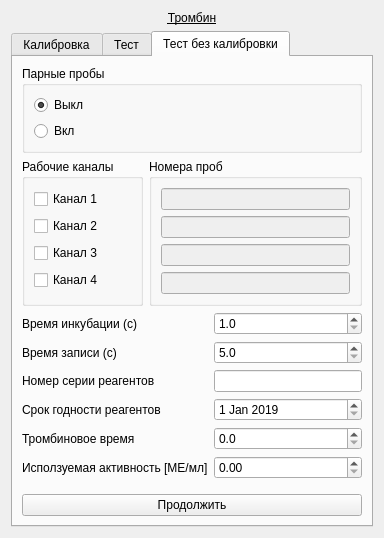
Qt form choisedialog/ko4.ui (krang4d/Agrekola) before a commit.
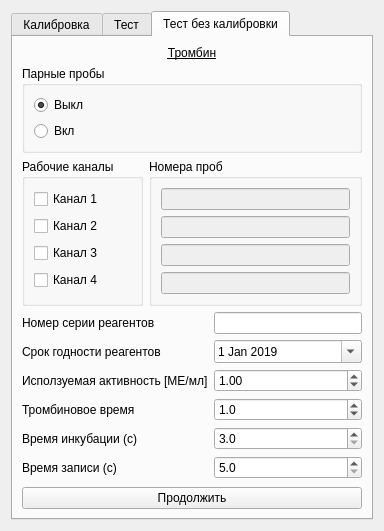
The same form after that commit.

Commit message: fix limits of all input date in the dialog widgets

Diff of the .ui file:
```diff
--- a/choisedialog/ko4.ui
+++ b/choisedialog/ko4.ui
@@ -14,16 +14,6 @@
    <string>Form</string>
   </property>
   <layout class="QVBoxLayout" name="verticalLayout_4">
-   <item>
-    <widget class="QLabel" name="label_ko4">
-     <property name="text">
-      <string>&lt;html&gt;&lt;head/&gt;&lt;body&gt;&lt;p&gt;&lt;span style=&quot; text-decoration: underline;&quot;&gt;Тромбин&lt;/span&gt;&lt;/p&gt;&lt;/body&gt;&lt;/html&gt;</string>
-     </property>
-     <property name="alignment">
-      <set>Qt::AlignCenter</set>
-     </property>
-    </widget>
-   </item>
    <item>
     <widget class="QTabWidget" name="tabWidget">
      <property name="currentIndex">
@@ -401,7 +391,17 @@
       <attribute name="title">
        <string>Тест без калибровки</string>
       </attribute>
-      <layout class="QVBoxLayout" name="verticalLayout_9">
+      <layout class="QVBoxLayout" name="verticalLayout_24">
+       <item>
+        <widget class="QLabel" name="label_ko4">
+         <property name="text">
+          <string>&lt;html&gt;&lt;head/&gt;&lt;body&gt;&lt;p&gt;&lt;span style=&quot; text-decoration: underline;&quot;&gt;Тромбин&lt;/span&gt;&lt;/p&gt;&lt;/body&gt;&lt;/html&gt;</string>
+         </property>
+         <property name="alignment">
+          <set>Qt::AlignCenter</set>
+         </property>
+        </widget>
+       </item>
        <item>
         <widget class="QGroupBox" name="groupBox_test2Probe">
          <property name="sizePolicy">
@@ -519,48 +519,18 @@
         </layout>
        </item>
        <item>
-        <layout class="QFormLayout" name="formLayout_test2">
+        <layout class="QFormLayout" name="formLayout_3">
          <item row="0" column="0">
-          <widget class="QLabel" name="label_test2_0">
-           <property name="text">
-            <string>Время инкубации (с)</string>
-           </property>
-          </widget>
-         </item>
-         <item row="0" column="1">
-          <widget class="QDoubleSpinBox" name="doubleSpinBox_test2IncubeTime">
-           <property name="decimals">
-            <number>1</number>
-           </property>
-           <property name="minimum">
-            <double>1.000000000000000</double>
-           </property>
-           <property name="maximum">
-            <double>300.000000000000000</double>
-           </property>
-          </widget>
-         </item>
-         <item row="1" column="0">
-          <widget class="QLabel" name="label_test2_1">
-           <property name="text">
-            <string>Время записи (с)</string>
-           </property>
-           <property name="buddy">
-            <cstring>lineEdit_time</cstring>
-           </property>
-          </widget>
-         </item>
-         <item row="2" column="0">
           <widget class="QLabel" name="label_test2_3">
            <property name="text">
             <string>Номер серии реагентов</string>
            </property>
           </widget>
          </item>
-         <item row="2" column="1">
+         <item row="0" column="1">
           <widget class="QLineEdit" name="lineEdit_test2ReagentSerial"/>
          </item>
-         <item row="3" column="0">
+         <item row="1" column="0">
           <widget class="QLabel" name="label_test2_4">
            <property name="minimumSize">
             <size>
@@ -573,8 +543,11 @@
            </property>
           </widget>
          </item>
-         <item row="3" column="1">
+         <item row="1" column="1">
           <widget class="QDateEdit" name="dateEdit_test2Reagent">
+           <property name="calendarPopup">
+            <bool>true</bool>
+           </property>
            <property name="date">
             <date>
              <year>2019</year>
@@ -584,7 +557,24 @@
            </property>
           </widget>
          </item>
-         <item row="4" column="0">
+         <item row="2" column="0">
+          <widget class="QLabel" name="label_test2_6">
+           <property name="text">
+            <string>Исползуемая активность [МЕ/мл]</string>
+           </property>
+          </widget>
+         </item>
+         <item row="2" column="1">
+          <widget class="QDoubleSpinBox" name="doubleSpinBox_test2Trombine">
+           <property name="singleStep">
+            <double>0.100000000000000</double>
+           </property>
+           <property name="value">
+            <double>1.000000000000000</double>
+           </property>
+          </widget>
+         </item>
+         <item row="3" column="0">
           <widget class="QLabel" name="label_test2_5">
            <property name="minimumSize">
             <size>
@@ -597,24 +587,56 @@
            </property>
           </widget>
          </item>
-         <item row="4" column="1">
+         <item row="3" column="1">
           <widget class="QDoubleSpinBox" name="doubleSpinBox_test2TrombineTime">
            <property name="decimals">
             <number>1</number>
            </property>
+           <property name="minimum">
+            <double>0.100000000000000</double>
+           </property>
+           <property name="singleStep">
+            <double>0.100000000000000</double>
+           </property>
+           <property name="value">
+            <double>1.000000000000000</double>
+           </property>
+          </widget>
+         </item>
+         <item row="4" column="0">
+          <widget class="QLabel" name="label_test2_0">
+           <property name="text">
+            <string>Время инкубации (с)</string>
+           </property>
+          </widget>
+         </item>
+         <item row="4" column="1">
+          <widget class="QDoubleSpinBox" name="doubleSpinBox_test2IncubeTime">
+           <property name="decimals">
+            <number>1</number>
+           </property>
+           <property name="minimum">
+            <double>3.000000000000000</double>
+           </property>
+           <property name="maximum">
+            <double>300.000000000000000</double>
+           </property>
+           <property name="singleStep">
+            <double>0.100000000000000</double>
+           </property>
           </widget>
          </item>
          <item row="5" column="0">
-          <widget class="QLabel" name="label_test2_6">
+          <widget class="QLabel" name="label_test2_1">
            <property name="text">
-            <string>Исползуемая активность [МЕ/мл]</string>
+            <string>Время записи (с)</string>
+           </property>
+           <property name="buddy">
+            <cstring>lineEdit_time</cstring>
            </property>
           </widget>
          </item>
          <item row="5" column="1">
-          <widget class="QDoubleSpinBox" name="doubleSpinBox_test2Trombine"/>
-         </item>
-         <item row="1" column="1">
           <widget class="QDoubleSpinBox" name="doubleSpinBox_test2WriteTime">
            <property name="decimals">
             <number>1</number>
@@ -622,6 +644,12 @@
            <property name="minimum">
             <double>5.000000000000000</double>
            </property>
+           <property name="maximum">
+            <double>500.000000000000000</double>
+           </property>
+           <property name="singleStep">
+            <double>0.100000000000000</double>
+           </property>
           </widget>
          </item>
         </layout>
```
Left out of the diff: 29 changed lines with no effect on the pictures. The commit also changes 5 other files.
